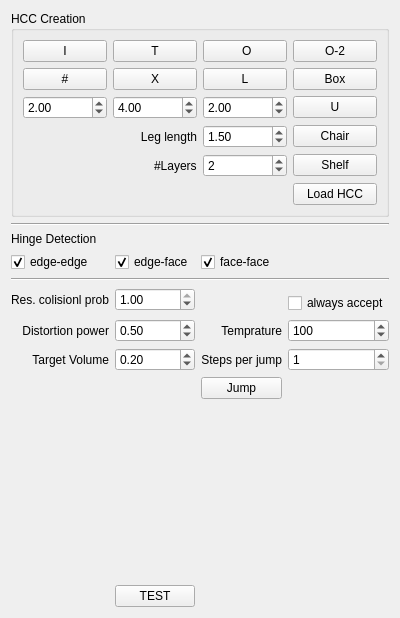
The window that Foldabilizer/FoldabilizerWidget.ui (letienhung/fold-hcc) describes before a commit, drawn with Qt 5.
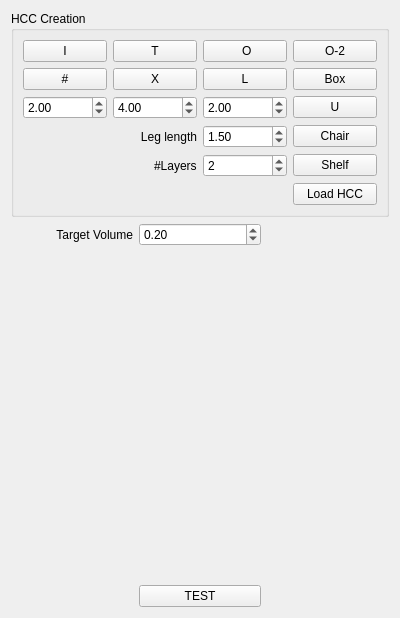
The same window after the commit.

What changed in the file:
```diff
--- a/Foldabilizer/FoldabilizerWidget.ui
+++ b/Foldabilizer/FoldabilizerWidget.ui
@@ -26,210 +26,7 @@
    <string>Form</string>
   </property>
   <layout class="QGridLayout" name="gridLayout">
-   <item row="11" column="3">
-    <widget class="QCheckBox" name="alwaysAccept">
-     <property name="text">
-      <string>always accept</string>
-     </property>
-    </widget>
-   </item>
-   <item row="7" column="0">
-    <widget class="QLabel" name="label_2">
-     <property name="text">
-      <string>Hinge Detection</string>
-     </property>
-    </widget>
-   </item>
-   <item row="8" column="0">
-    <widget class="QCheckBox" name="eeHinge">
-     <property name="text">
-      <string>edge-edge</string>
-     </property>
-     <property name="checked">
-      <bool>true</bool>
-     </property>
-    </widget>
-   </item>
-   <item row="12" column="0">
-    <widget class="QLabel" name="label_4">
-     <property name="text">
-      <string>Distortion power</string>
-     </property>
-     <property name="alignment">
-      <set>Qt::AlignRight|Qt::AlignTrailing|Qt::AlignVCenter</set>
-     </property>
-    </widget>
-   </item>
-   <item row="8" column="2">
-    <widget class="QCheckBox" name="ffHinge">
-     <property name="text">
-      <string>face-face</string>
-     </property>
-     <property name="checked">
-      <bool>true</bool>
-     </property>
-    </widget>
-   </item>
-   <item row="9" column="0" colspan="4">
-    <widget class="Line" name="line">
-     <property name="orientation">
-      <enum>Qt::Horizontal</enum>
-     </property>
-    </widget>
-   </item>
-   <item row="15" column="0">
-    <spacer name="verticalSpacer">
-     <property name="orientation">
-      <enum>Qt::Vertical</enum>
-     </property>
-     <property name="sizeHint" stdset="0">
-      <size>
-       <width>20</width>
-       <height>40</height>
-      </size>
-     </property>
-    </spacer>
-   </item>
-   <item row="10" column="1" rowspan="2">
-    <widget class="QDoubleSpinBox" name="resCollProb">
-     <property name="maximum">
-      <double>1.000000000000000</double>
-     </property>
-     <property name="singleStep">
-      <double>0.100000000000000</double>
-     </property>
-     <property name="value">
-      <double>1.000000000000000</double>
-     </property>
-    </widget>
-   </item>
-   <item row="10" column="0" rowspan="2">
-    <widget class="QLabel" name="label_6">
-     <property name="text">
-      <string>Res. colisionl prob</string>
-     </property>
-    </widget>
-   </item>
-   <item row="13" column="2">
-    <widget class="QLabel" name="dsfs">
-     <property name="text">
-      <string>Steps per jump</string>
-     </property>
-     <property name="alignment">
-      <set>Qt::AlignRight|Qt::AlignTrailing|Qt::AlignVCenter</set>
-     </property>
-    </widget>
-   </item>
-   <item row="13" column="1">
-    <widget class="QDoubleSpinBox" name="targetV">
-     <property name="maximum">
-      <double>1.000000000000000</double>
-     </property>
-     <property name="singleStep">
-      <double>0.100000000000000</double>
-     </property>
-     <property name="value">
-      <double>0.200000000000000</double>
-     </property>
-    </widget>
-   </item>
-   <item row="13" column="0">
-    <widget class="QLabel" name="label_5">
-     <property name="text">
-      <string>Target Volume</string>
-     </property>
-     <property name="alignment">
-      <set>Qt::AlignRight|Qt::AlignTrailing|Qt::AlignVCenter</set>
-     </property>
-    </widget>
-   </item>
-   <item row="12" column="3">
-    <widget class="QSpinBox" name="temprature">
-     <property name="minimum">
-      <number>1</number>
-     </property>
-     <property name="maximum">
-      <number>1000</number>
-     </property>
-     <property name="singleStep">
-      <number>10</number>
-     </property>
-     <property name="value">
-      <number>100</number>
-     </property>
-    </widget>
-   </item>
-   <item row="16" column="1">
-    <widget class="QPushButton" name="test">
-     <property name="text">
-      <string>TEST</string>
-     </property>
-    </widget>
-   </item>
-   <item row="13" column="3">
-    <widget class="QSpinBox" name="stepsPerJump">
-     <property name="minimum">
-      <number>1</number>
-     </property>
-     <property name="maximum">
-      <number>10000</number>
-     </property>
-     <property name="singleStep">
-      <number>100</number>
-     </property>
-     <property name="value">
-      <number>1</number>
-     </property>
-    </widget>
-   </item>
-   <item row="12" column="2">
-    <widget class="QLabel" name="label_3">
-     <property name="frameShape">
-      <enum>QFrame::NoFrame</enum>
-     </property>
-     <property name="text">
-      <string>Temprature</string>
-     </property>
-     <property name="alignment">
-      <set>Qt::AlignRight|Qt::AlignTrailing|Qt::AlignVCenter</set>
-     </property>
-    </widget>
-   </item>
-   <item row="14" column="2">
-    <widget class="QPushButton" name="jumpButton">
-     <property name="text">
-      <string>Jump</string>
-     </property>
-    </widget>
-   </item>
-   <item row="12" column="1">
-    <widget class="QDoubleSpinBox" name="distWeight">
-     <property name="singleStep">
-      <double>0.100000000000000</double>
-     </property>
-     <property name="value">
-      <double>0.500000000000000</double>
-     </property>
-    </widget>
-   </item>
-   <item row="8" column="1">
-    <widget class="QCheckBox" name="efHinge">
-     <property name="text">
-      <string>edge-face</string>
-     </property>
-     <property name="checked">
-      <bool>true</bool>
-     </property>
-    </widget>
-   </item>
-   <item row="6" column="0" colspan="4">
-    <widget class="Line" name="line_3">
-     <property name="orientation">
-      <enum>Qt::Horizontal</enum>
-     </property>
-    </widget>
-   </item>
-   <item row="0" column="0" colspan="4">
+   <item row="0" column="0" colspan="3">
     <widget class="QGroupBox" name="groupBox">
      <property name="title">
       <string>HCC Creation</string>
@@ -398,6 +195,49 @@
      </layout>
     </widget>
    </item>
+   <item row="7" column="0">
+    <spacer name="verticalSpacer">
+     <property name="orientation">
+      <enum>Qt::Vertical</enum>
+     </property>
+     <property name="sizeHint" stdset="0">
+      <size>
+       <width>20</width>
+       <height>40</height>
+      </size>
+     </property>
+    </spacer>
+   </item>
+   <item row="8" column="1">
+    <widget class="QPushButton" name="test">
+     <property name="text">
+      <string>TEST</string>
+     </property>
+    </widget>
+   </item>
+   <item row="6" column="0">
+    <widget class="QLabel" name="label_5">
+     <property name="text">
+      <string>Target Volume</string>
+     </property>
+     <property name="alignment">
+      <set>Qt::AlignRight|Qt::AlignTrailing|Qt::AlignVCenter</set>
+     </property>
+    </widget>
+   </item>
+   <item row="6" column="1">
+    <widget class="QDoubleSpinBox" name="targetV">
+     <property name="maximum">
+      <double>1.000000000000000</double>
+     </property>
+     <property name="singleStep">
+      <double>0.100000000000000</double>
+     </property>
+     <property name="value">
+      <double>0.200000000000000</double>
+     </property>
+    </widget>
+   </item>
   </layout>
  </widget>
  <resources/>
```
